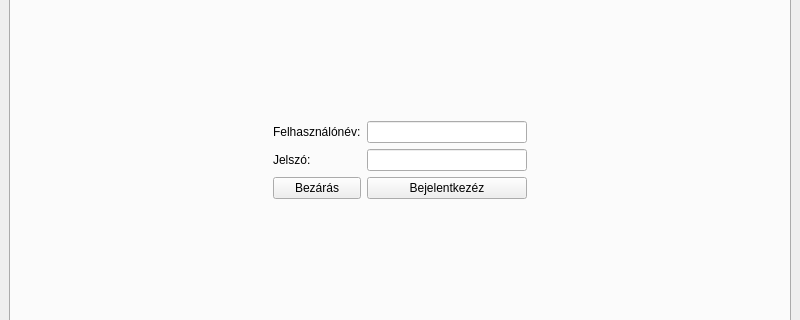
aklakina/JunctionXBudapestKapocs, file Prototype/mainwindow.ui: the form before one commit; both pictures show x 0 to 800 and y 141 to 461 of the 800 by 600 pixel window.
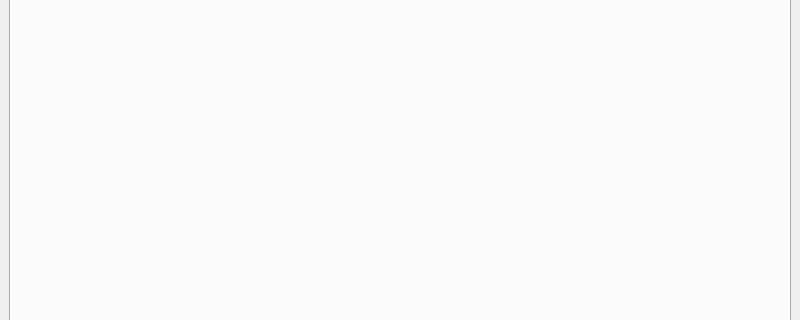
The form after the commit.

The edit to the form file:
```diff
--- a/Prototype/mainwindow.ui
+++ b/Prototype/mainwindow.ui
@@ -21,115 +21,7 @@
        <attribute name="title">
         <string>Tab 1</string>
        </attribute>
-       <layout class="QVBoxLayout" name="verticalLayout_2">
-        <item>
-         <spacer name="verticalSpacer">
-          <property name="orientation">
-           <enum>Qt::Vertical</enum>
-          </property>
-          <property name="sizeHint" stdset="0">
-           <size>
-            <width>20</width>
-            <height>198</height>
-           </size>
-          </property>
-         </spacer>
-        </item>
-        <item>
-         <layout class="QHBoxLayout" name="horizontalLayout">
-          <item>
-           <spacer name="horizontalSpacer">
-            <property name="orientation">
-             <enum>Qt::Horizontal</enum>
-            </property>
-            <property name="sizeHint" stdset="0">
-             <size>
-              <width>40</width>
-              <height>20</height>
-             </size>
-            </property>
-           </spacer>
-          </item>
-          <item>
-           <layout class="QGridLayout" name="gridLayout">
-            <item row="1" column="1">
-             <widget class="QLineEdit" name="lineEdit_2">
-              <property name="font">
-               <font>
-                <strikeout>false</strikeout>
-                <stylestrategy>PreferDefault</stylestrategy>
-               </font>
-              </property>
-              <property name="autoFillBackground">
-               <bool>false</bool>
-              </property>
-              <property name="text">
-               <string/>
-              </property>
-             </widget>
-            </item>
-            <item row="0" column="1">
-             <widget class="QLineEdit" name="lineEdit"/>
-            </item>
-            <item row="0" column="0">
-             <widget class="QLabel" name="label">
-              <property name="text">
-               <string>Felhasználónév:</string>
-              </property>
-             </widget>
-            </item>
-            <item row="1" column="0">
-             <widget class="QLabel" name="label_2">
-              <property name="text">
-               <string>Jelszó:</string>
-              </property>
-             </widget>
-            </item>
-            <item row="2" column="1">
-             <widget class="QPushButton" name="pushButton">
-              <property name="text">
-               <string>Bejelentkezéz</string>
-              </property>
-             </widget>
-            </item>
-            <item row="2" column="0">
-             <widget class="QPushButton" name="pushButton_2">
-              <property name="text">
-               <string>Bezárás</string>
-              </property>
-             </widget>
-            </item>
-           </layout>
-          </item>
-          <item>
-           <spacer name="horizontalSpacer_2">
-            <property name="orientation">
-             <enum>Qt::Horizontal</enum>
-            </property>
-            <property name="sizeHint" stdset="0">
-             <size>
-              <width>40</width>
-              <height>20</height>
-             </size>
-            </property>
-           </spacer>
-          </item>
-         </layout>
-        </item>
-        <item>
-         <spacer name="verticalSpacer_2">
-          <property name="orientation">
-           <enum>Qt::Vertical</enum>
-          </property>
-          <property name="sizeHint" stdset="0">
-           <size>
-            <width>20</width>
-            <height>198</height>
-           </size>
-          </property>
-         </spacer>
-        </item>
-       </layout>
+       <layout class="QVBoxLayout" name="verticalLayout_2"/>
       </widget>
       <widget class="QWidget" name="tab_2">
        <attribute name="title">
```
Left out of the diff: 5 changed lines with no effect on the pictures.
